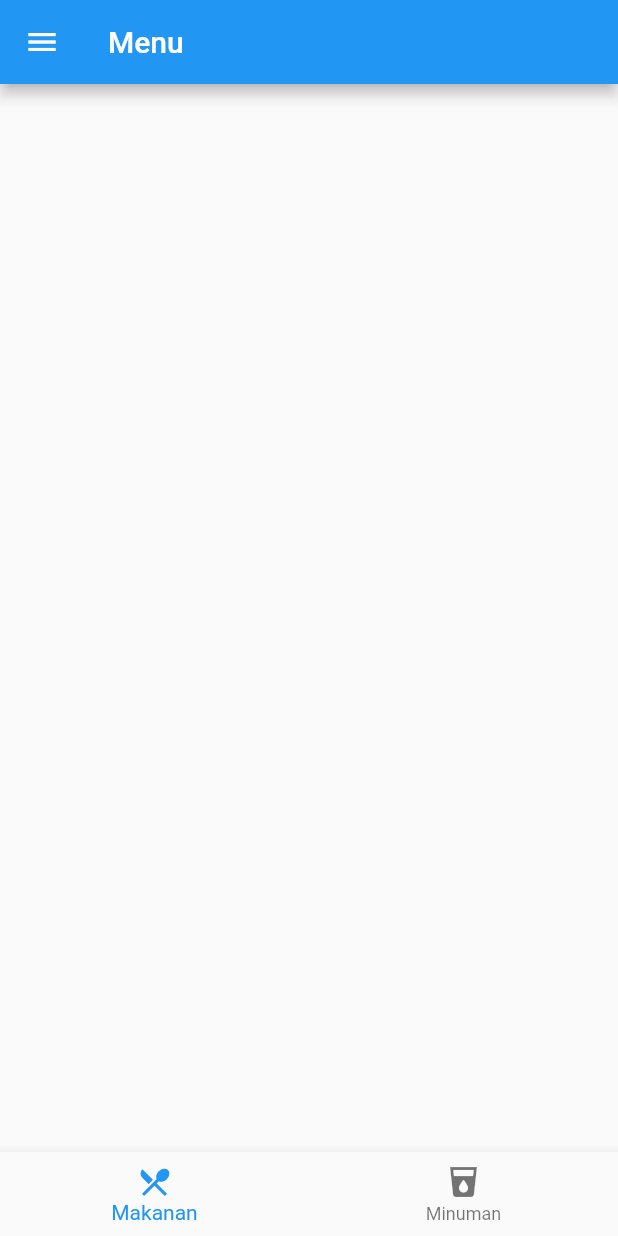
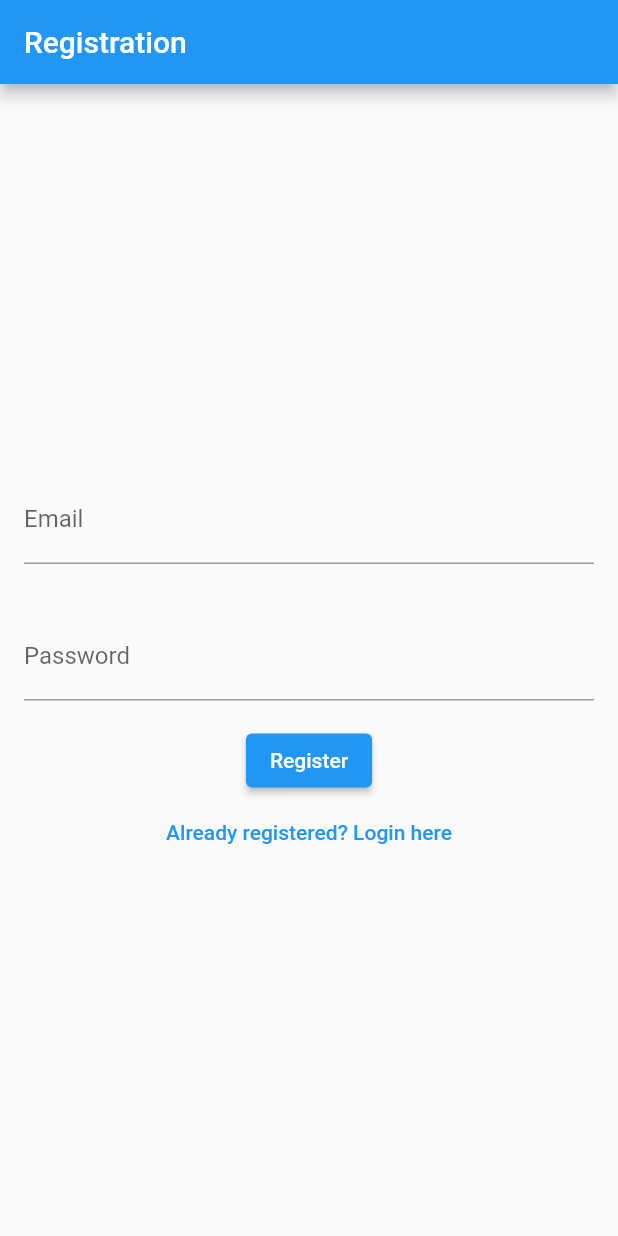
Before and after one commit to ipinzr/firebase_demo, a Flutter app: the screen it shows after launch, on a phone screen of 412 x 824 dp. Run offline on Flutter 3.47's test engine with Material 2 defaults, Android fonts, the phone set to English and light mode, and no system bars; our stand-ins replace cloud_firestore, firebase_auth, firebase_core, image_picker; accounts and stored records are empty.

Commit message:
Adding login and register from previous project

```diff
--- a/lib/main.dart
+++ b/lib/main.dart
@@ -1,8 +1,13 @@
+import 'package:firebase_auth/firebase_auth.dart';
+import 'package:firebase_demo/screen/home.dart';
+import 'package:firebase_demo/screen/login.dart';
+import 'package:firebase_demo/screen/user.dart';
 import 'package:flutter/material.dart';
 import 'package:firebase_core/firebase_core.dart';
-import 'food.dart';
-import 'drink.dart';
-import 'menu.dart';
+import 'screen/food.dart';
+import 'screen/drink.dart';
+import 'screen/menu.dart';
+import 'screen/register.dart';
 import 'firebase_options.dart'; // Import your Firebase options
 
 void main() async {
@@ -21,11 +26,18 @@ class MyApp extends StatelessWidget {
       theme: ThemeData(
         primarySwatch: Colors.blue,
       ),
-      initialRoute: '/menu', // Define the initial route
+      initialRoute: '/register', // Define the initial route
       routes: {
+        '/register': (context) => RegisterScreen(),
+        '/login': (context) => LoginScreen(),
+        '/home': (context) => HomeScreen(userEmail: '',),
         '/menu': (context) => MenuPage(),
         '/food': (context) => FoodPage(), // Define a named route for FoodPage
         '/drink': (context) => DrinkPage(), // Define a named route for DrinkPage
+        '/profile': (context) {
+        final user = FirebaseAuth.instance.currentUser;
+        return user != null ? UserProfileScreen(user: user) : LoginScreen();
+        },
       },
     );
   }
--- /dev/null
+++ b/lib/screen/register.dart
@@ -0,0 +1,91 @@
+import 'package:flutter/material.dart';
+import 'package:firebase_auth/firebase_auth.dart';
+
+class RegisterScreen extends StatefulWidget {
+  @override
+  _RegisterScreenState createState() => _RegisterScreenState();
+}
+
+class _RegisterScreenState extends State<RegisterScreen> {
+  final TextEditingController emailController = TextEditingController();
+  final TextEditingController passwordController = TextEditingController();
+  final FirebaseAuth _auth = FirebaseAuth.instance;
+
+  Future<void> registerUser(BuildContext context) async {
+    try {
+      final String email = emailController.text;
+      final String password = passwordController.text;
+
+      // Create a user with email and password using Firebase Authentication
+      final UserCredential userCredential = await _auth.createUserWithEmailAndPassword(
+        email: email,
+        password: password,
+      );
+
+      final User? user = userCredential.user;
+
+      if (user != null) {
+        // Registration successful, show a snackbar
+        final snackBar = SnackBar(
+          content: Text('Registration successful. You can now log in.'),
+        );
+        ScaffoldMessenger.of(context).showSnackBar(snackBar);
+
+        // You can also navigate to the login screen
+        Navigator.pushReplacementNamed(context, '/login');
+      } else {
+        // Handle registration failure, if necessary
+      }
+    } catch (e) {
+      // Handle registration errors, e.g., display an error message
+      print('Registration error: $e');
+    }
+  }
+
+  @override
+  Widget build(BuildContext context) {
+    return Scaffold(
+      appBar: AppBar(
+        title: Text('Registration'),
+      ),
+      body: Center(
+        child: Column(
+          mainAxisAlignment: MainAxisAlignment.center,
+          children: <Widget>[
+            Padding(
+              padding: EdgeInsets.all(16.0),
+              child: TextField(
+                controller: emailController,
+                decoration: InputDecoration(
+                  labelText: 'Email',
+                ),
+              ),
+            ),
+            Padding(
+              padding: EdgeInsets.all(16.0),
+              child: TextField(
+                controller: passwordController,
+                obscureText: true,
+                decoration: InputDecoration(
+                  labelText: 'Password',
+                ),
+              ),
+            ),
+            ElevatedButton(
+              onPressed: () {
+                registerUser(context); // Call the registration function
+              },
+              child: Text('Register'),
+            ),
+            TextButton(
+              onPressed: () {
+                Navigator.pushReplacementNamed(context, '/login'); // Navigate to the login screen
+              },
+              child: Text('Already registered? Login here'),
+            ),
+          ],
+        ),
+      ),
+    );
+  }
+}
--- a/pubspec.yaml
+++ b/pubspec.yaml
@@ -37,6 +37,8 @@ dependencies:
   cupertino_icons: ^1.0.2
   firebase_core: ^2.21.0
   cloud_firestore: ^4.12.2
+  firebase_auth: ^4.14.1
+  image_picker: ^1.0.4
 
 dev_dependencies:
   flutter_test:
```
Also changed, not shown: lib/screen/home.dart (added, +95 -0 lines), lib/screen/login.dart (added, +85 -0 lines), lib/screen/menu.dart (renamed from lib/menu.dart, +22 -0 lines), lib/screen/user.dart (added, +122 -0 lines), lib/screen/drink.dart (renamed from lib/drink.dart), lib/screen/food.dart (renamed from lib/food.dart), pubspec.lock, 5 other files.
